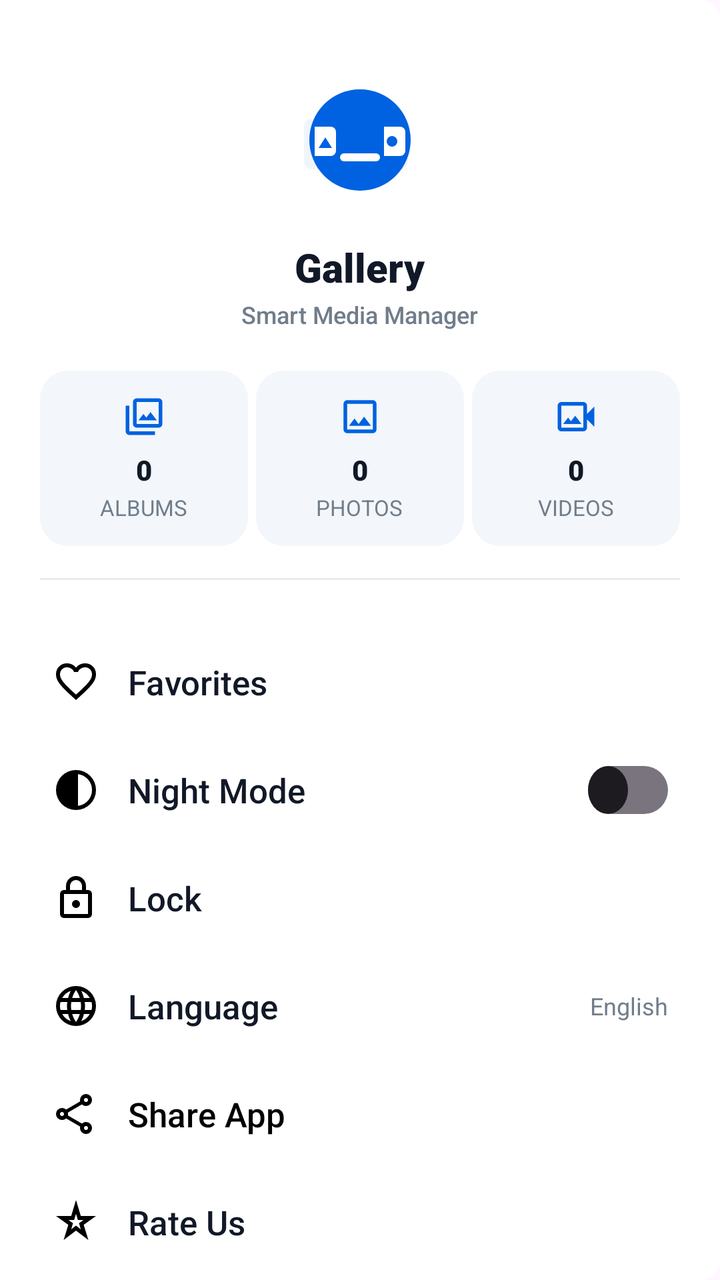
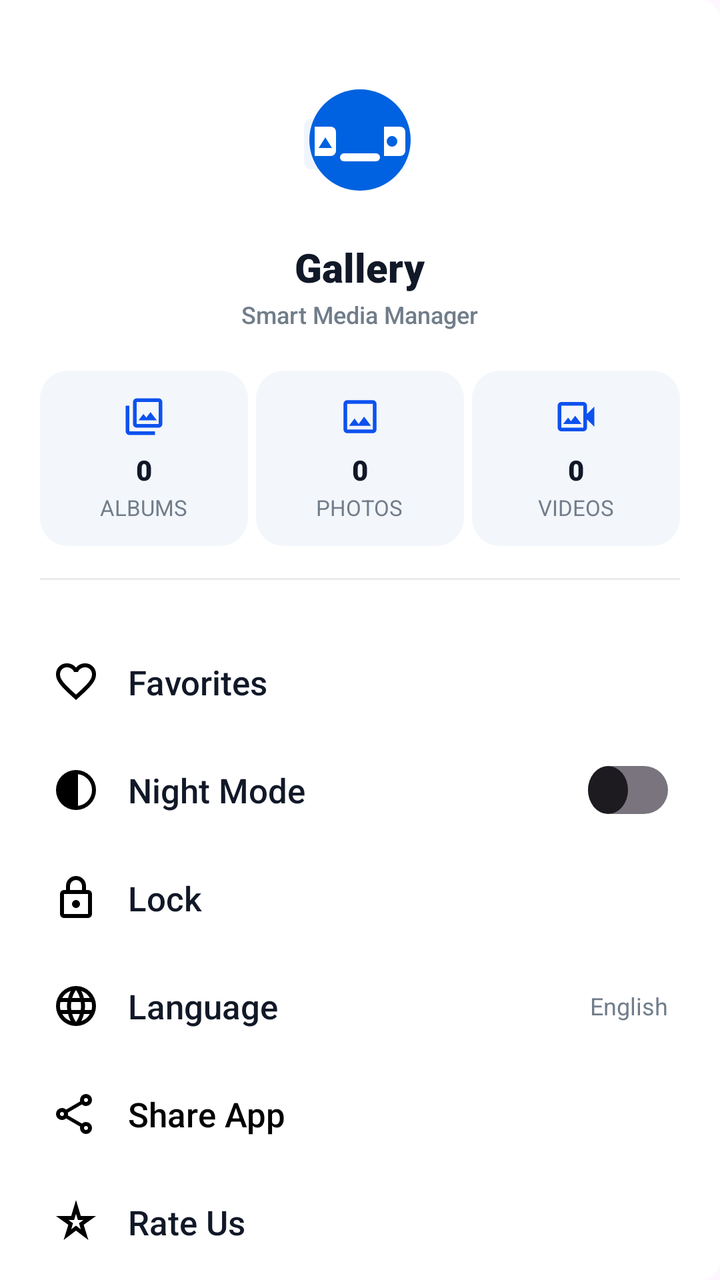

The first picture is an Android layout as it rendered before a commit; the second is the same layout after the commit. The layout source and the unified diff follow.
<!-- AndroidManifest.xml: application theme Theme.GalleryApp -->
<!-- res/layout/dialog_side_menu.xml -->
<androidx.core.widget.NestedScrollView xmlns:android="http://schemas.android.com/apk/res/android"
    xmlns:app="http://schemas.android.com/apk/res-auto"
    android:layout_width="match_parent"
    android:layout_height="match_parent"
    android:background="@drawable/bg_side_drawer_rounded"
    android:fillViewport="true"
    android:fitsSystemWindows="true"
    android:overScrollMode="never">

    <LinearLayout
        android:layout_width="match_parent"
        android:layout_height="wrap_content"
        android:orientation="vertical"
        android:paddingHorizontal="20dp"
        android:paddingTop="30dp"
        android:paddingBottom="30dp">

        <LinearLayout
            android:layout_width="match_parent"
            android:layout_height="wrap_content"
            android:gravity="center"
            android:orientation="vertical">

            <ImageView
                android:layout_width="80dp"
                android:layout_height="80dp"
                android:src="@drawable/ic_lumina_logo" />

            <TextView
                android:layout_width="wrap_content"
                android:layout_height="wrap_content"
                android:layout_marginTop="10dp"
                android:fontFamily="sans-serif-black"
                android:text="@string/app_name"
                android:textColor="@color/lumina_text_title"
                android:textSize="20sp"
                android:textStyle="bold" />

            <TextView
                android:layout_width="wrap_content"
                android:layout_height="wrap_content"
                android:layout_marginTop="2dp"
                android:fontFamily="sans-serif-medium"
                android:text="@string/smart_media_manager"
                android:textColor="@color/lumina_text_secondary"
                android:textSize="12sp" />

        </LinearLayout>

        <LinearLayout
            android:id="@+id/itemcount"
            android:layout_width="match_parent"
            android:layout_height="wrap_content"
            android:layout_marginTop="20dp"
            android:orientation="horizontal"
            android:weightSum="3">

            <LinearLayout
                android:id="@+id/menuCardAlbums"
                android:layout_width="0dp"
                android:layout_height="wrap_content"
                android:layout_marginEnd="4dp"
                android:layout_weight="1"
                android:background="@drawable/bg_drawer_stat_card"
                android:gravity="center"
                android:orientation="vertical"
                android:paddingHorizontal="4dp"
                android:paddingVertical="12dp">

                <ImageView
                    android:layout_width="22dp"
                    android:layout_height="22dp"
                    android:src="@drawable/albums"
                    app:tint="@color/lumina_primary" />

                <TextView
                    android:id="@+id/tvDrawerAlbumCount"
                    android:layout_width="wrap_content"
                    android:layout_height="wrap_content"
                    android:layout_marginTop="6dp"
                    android:fontFamily="sans-serif-black"
                    android:text="0"
                    android:textColor="@color/lumina_text_title"
                    android:textSize="14sp"
                    android:textStyle="bold" />

                <TextView
                    android:layout_width="wrap_content"
                    android:layout_height="wrap_content"
                    android:layout_marginTop="2dp"
                    android:fontFamily="sans-serif"
                    android:text="@string/albums"
                    android:textColor="@color/lumina_text_secondary"
                    android:textSize="11sp" />

            </LinearLayout>

            <LinearLayout
                android:id="@+id/menuCardPhotos"
                android:layout_width="0dp"
                android:layout_height="wrap_content"
                android:layout_marginEnd="4dp"
                android:layout_weight="1"
                android:background="@drawable/bg_drawer_stat_card"
                android:gravity="center"
                android:orientation="vertical"
                android:paddingHorizontal="4dp"
                android:paddingVertical="12dp">

                <ImageView
                    android:layout_width="22dp"
                    android:layout_height="22dp"
                    android:src="@drawable/photo"
                    app:tint="@color/lumina_primary" />

                <TextView
                    android:id="@+id/tvDrawerPhotoCount"
                    android:layout_width="wrap_content"
                    android:layout_height="wrap_content"
                    android:layout_marginTop="6dp"
                    android:fontFamily="sans-serif-black"
                    android:text="0"
                    android:textColor="@color/lumina_text_title"
                    android:textSize="14sp"
                    android:textStyle="bold" />

                <TextView
                    android:layout_width="wrap_content"
                    android:layout_height="wrap_content"
                    android:layout_marginTop="2dp"
                    android:fontFamily="sans-serif"
                    android:text="@string/photos"
                    android:textColor="@color/lumina_text_secondary"
                    android:textSize="11sp" />

            </LinearLayout>

            <LinearLayout
                android:id="@+id/menuCardVideos"
                android:layout_width="0dp"
                android:layout_height="wrap_content"
                android:layout_weight="1"
                android:background="@drawable/bg_drawer_stat_card"
                android:gravity="center"
                android:orientation="vertical"
                android:paddingHorizontal="4dp"
                android:paddingVertical="12dp">

                <ImageView
                    android:layout_width="22dp"
                    android:layout_height="22dp"
                    android:src="@drawable/video"
                    app:tint="@color/lumina_primary" />

                <TextView
                    android:id="@+id/tvDrawerVideoCount"
                    android:layout_width="wrap_content"
                    android:layout_height="wrap_content"
                    android:layout_marginTop="6dp"
                    android:fontFamily="sans-serif-black"
                    android:text="0"
                    android:textColor="@color/lumina_text_title"
                    android:textSize="14sp"
                    android:textStyle="bold" />

                <TextView
                    android:layout_width="wrap_content"
                    android:layout_height="wrap_content"
                    android:layout_marginTop="2dp"
                    android:fontFamily="sans-serif"
                    android:text="@string/videos"
                    android:textColor="@color/lumina_text_secondary"
                    android:textSize="11sp" />

            </LinearLayout>
        </LinearLayout>

        <LinearLayout
            android:id="@+id/cardStorageOverview"
            android:layout_width="match_parent"
            android:layout_height="wrap_content"
            android:layout_marginTop="12dp"
            android:background="@drawable/bg_drawer_stat_card"
            android:orientation="vertical"
            android:padding="12dp"
            android:visibility="gone">

            <LinearLayout
                android:layout_width="match_parent"
                android:layout_height="wrap_content"
                android:gravity="center_vertical"
                android:orientation="horizontal">

                <ImageView
                    android:layout_width="18dp"
                    android:layout_height="18dp"
                    android:src="@drawable/theme"
                    app:tint="@color/lumina_primary" />

                <TextView
                    android:layout_width="0dp"
                    android:layout_height="wrap_content"
                    android:layout_marginStart="8dp"
                    android:layout_weight="1"
                    android:fontFamily="sans-serif-bold"
                    android:text="@string/media_storage"
                    android:textColor="@color/lumina_text_title"
                    android:textSize="13sp"
                    android:textStyle="bold" />

                <TextView
                    android:id="@+id/tvDrawerTotalStorageSize"
                    android:layout_width="wrap_content"
                    android:layout_height="wrap_content"
                    android:fontFamily="sans-serif-black"
                    android:text="0 B"
                    android:textColor="@color/lumina_primary"
                    android:textSize="13sp"
                    android:textStyle="bold" />

            </LinearLayout>

            <TextView
                android:id="@+id/tvDrawerTotalItemCount"
                android:layout_width="match_parent"
                android:layout_height="wrap_content"
                android:layout_marginTop="4dp"
                android:fontFamily="sans-serif"
                android:text="0 Total Media Items"
                android:textColor="@color/lumina_text_secondary"
                android:textSize="11sp" />

        </LinearLayout>

        <View
            android:layout_width="match_parent"
            android:layout_height="1dp"
            android:layout_marginVertical="16dp"
            android:background="#EAEAEA" />

        <LinearLayout
            android:layout_width="match_parent"
            android:layout_height="wrap_content"
            android:orientation="vertical"
            android:paddingVertical="8dp">

            <LinearLayout
                android:id="@+id/menuItemFavorites"
                android:layout_width="match_parent"
                android:layout_height="46dp"
                android:layout_marginTop="4dp"
                android:layout_marginBottom="4dp"
                android:background="?attr/selectableItemBackground"
                android:gravity="center_vertical"
                android:orientation="horizontal"
                android:paddingHorizontal="6dp">

                <ImageView
                    android:layout_width="24dp"
                    android:layout_height="24dp"
                    android:src="@drawable/favorite"
                    app:tint="@color/black" />

                <TextView
                    android:layout_width="0dp"
                    android:layout_height="wrap_content"
                    android:layout_marginStart="14dp"
                    android:layout_weight="1"
                    android:fontFamily="sans-serif-medium"
                    android:text="@string/favorites"
                    android:textColor="@color/lumina_text_title"
                    android:textSize="17sp" />

            </LinearLayout>

            <LinearLayout
                android:id="@+id/menuItemNightMode"
                android:layout_width="match_parent"
                android:layout_height="46dp"
                android:layout_marginTop="4dp"
                android:layout_marginBottom="4dp"
                android:background="?attr/selectableItemBackground"
                android:gravity="center_vertical"
                android:orientation="horizontal"
                android:paddingHorizontal="6dp">


                <ImageView
                    android:layout_width="24dp"
                    android:layout_height="24dp"
                    android:src="@drawable/theme"
                    app:tint="@color/black" />

                <TextView
                    android:layout_width="0dp"
                    android:layout_height="wrap_content"
                    android:layout_marginStart="14dp"
                    android:layout_weight="1"
                    android:fontFamily="sans-serif-medium"
                    android:text="@string/night_mode"
                    android:textColor="@color/lumina_text_title"
                    android:textSize="17sp" />

                <androidx.appcompat.widget.SwitchCompat
                    android:id="@+id/switchNightMode"
                    android:layout_width="wrap_content"
                    android:layout_height="wrap_content"
                    android:background="@null"
                    android:thumb="@drawable/custom_switch_thumb"
                    app:showText="false"
                    app:track="@drawable/custom_switch_track" />
            </LinearLayout>

            <LinearLayout
                android:id="@+id/menuItemLock"
                android:layout_width="match_parent"
                android:layout_height="46dp"
                android:layout_marginTop="4dp"
                android:layout_marginBottom="4dp"
                android:background="?attr/selectableItemBackground"
                android:gravity="center_vertical"
                android:orientation="horizontal"
                android:paddingHorizontal="6dp">


                <ImageView
                    android:layout_width="24dp"
                    android:layout_height="24dp"
                    android:src="@drawable/lock"
                    app:tint="@color/black" />

                <TextView
                    android:layout_width="0dp"
                    android:layout_height="wrap_content"
                    android:layout_marginStart="14dp"
                    android:layout_weight="1"
                    android:fontFamily="sans-serif-medium"
                    android:text="@string/lock"
                    android:textColor="@color/lumina_text_title"
                    android:textSize="17sp" />

            </LinearLayout>

            <LinearLayout
                android:id="@+id/menuItemLanguage"
                android:layout_width="match_parent"
                android:layout_height="46dp"
                android:layout_marginTop="4dp"
                android:layout_marginBottom="4dp"
                android:background="?attr/selectableItemBackground"
                android:gravity="center_vertical"
                android:orientation="horizontal"
                android:paddingHorizontal="6dp">

                <ImageView
                    android:layout_width="24dp"
                    android:layout_height="24dp"
                    android:src="@drawable/language"
                    app:tint="@color/black" />

                <TextView
                    android:layout_width="0dp"
                    android:layout_height="wrap_content"
                    android:layout_marginStart="14dp"
                    android:layout_weight="1"
                    android:fontFamily="sans-serif-medium"
                    android:text="@string/language"
                    android:textColor="@color/lumina_text_title"
                    android:textSize="17sp" />

                <TextView
                    android:id="@+id/tvCurrentLanguage"
                    android:layout_width="wrap_content"
                    android:layout_height="wrap_content"
                    android:fontFamily="sans-serif"
                    android:text="English"
                    android:textColor="@color/lumina_text_secondary"
                    android:textSize="12sp" />

            </LinearLayout>

            <LinearLayout
                android:id="@+id/menuItemShareApp"
                android:layout_width="match_parent"
                android:layout_height="46dp"
                android:layout_marginTop="4dp"
                android:layout_marginBottom="4dp"
                android:background="?attr/selectableItemBackground"
                android:gravity="center_vertical"
                android:orientation="horizontal"
                android:paddingHorizontal="6dp">


                <ImageView
                    android:layout_width="24dp"
                    android:layout_height="24dp"
                    android:src="@drawable/share"
                    app:tint="@color/black" />

                <TextView
                    android:layout_width="0dp"
                    android:layout_height="wrap_content"
                    android:layout_marginStart="14dp"
                    android:layout_weight="1"
                    android:fontFamily="sans-serif-medium"
                    android:text="@string/share_app"
                    android:textColor="@color/black"
                    android:textSize="17sp" />

            </LinearLayout>

            <LinearLayout
                android:id="@+id/menuItemRateUs"
                android:layout_width="match_parent"
                android:layout_height="46dp"
                android:layout_marginTop="4dp"
                android:layout_marginBottom="4dp"
                android:background="?attr/selectableItemBackground"
                android:gravity="center_vertical"
                android:orientation="horizontal"
                android:paddingHorizontal="6dp">


                <ImageView
                    android:layout_width="24dp"
                    android:layout_height="24dp"
                    android:src="@drawable/rateus"
                    app:tint="@color/black" />

                <TextView
                    android:layout_width="0dp"
                    android:layout_height="wrap_content"
                    android:layout_marginStart="14dp"
                    android:layout_weight="1"
                    android:fontFamily="sans-serif-medium"
                    android:text="@string/rate_us"
                    android:textColor="@color/lumina_text_title"
                    android:textSize="17sp" />

            </LinearLayout>

            <LinearLayout
                android:id="@+id/menuItemPrivacyPolicy"
                android:layout_width="match_parent"
                android:layout_height="46dp"
                android:layout_marginTop="4dp"
                android:layout_marginBottom="4dp"
                android:background="?attr/selectableItemBackground"
                android:gravity="center_vertical"
                android:orientation="horizontal"
                android:paddingHorizontal="6dp">


                <ImageView
                    android:layout_width="24dp"
                    android:layout_height="24dp"
                    android:src="@drawable/lock"
                    app:tint="@color/black" />

                <TextView
                    android:layout_width="0dp"
                    android:layout_height="wrap_content"
                    android:layout_marginStart="14dp"
                    android:layout_weight="1"
                    android:fontFamily="sans-serif-medium"
                    android:text="@string/privacy_policy"
                    android:textColor="@color/lumina_text_title"
                    android:textSize="17sp" />

            </LinearLayout>

            <LinearLayout
                android:id="@+id/menuItemSettings"
                android:layout_width="match_parent"
                android:layout_height="46dp"
                android:layout_marginTop="4dp"
                android:layout_marginBottom="4dp"
                android:background="?attr/selectableItemBackground"
                android:gravity="center_vertical"
                android:orientation="horizontal"
                android:paddingHorizontal="6dp"
                android:visibility="gone">


                <ImageView
                    android:layout_width="24dp"
                    android:layout_height="24dp"
                    android:src="@drawable/setting"
                    app:tint="@color/black" />

                <TextView
                    android:layout_width="0dp"
                    android:layout_height="wrap_content"
                    android:layout_marginStart="14dp"
                    android:layout_weight="1"
                    android:fontFamily="sans-serif-medium"
                    android:text="@string/settings"
                    android:textColor="@color/lumina_text_title"
                    android:textSize="17sp" />

            </LinearLayout>

        </LinearLayout>
    </LinearLayout>
</androidx.core.widget.NestedScrollView>
<!-- resources referenced by this layout -->
<resources>
  <color name="black">#FF000000</color>
  <color name="lumina_primary">#0062E0</color>
  <color name="lumina_text_secondary">#717D8A</color>
  <color name="lumina_text_title">#111827</color>
  <!-- drawable bg_drawer_stat_card (drawable) -->
  <?xml version="1.0" encoding="utf-8"?>
  <shape xmlns:android="http://schemas.android.com/apk/res/android"
      android:shape="rectangle">
      <solid android:color="#F3F6FA" />
      <corners android:radius="14dp" />
  </shape>
  <!-- drawable bg_side_drawer_rounded (drawable) -->
  <?xml version="1.0" encoding="utf-8"?>
  <shape xmlns:android="http://schemas.android.com/apk/res/android"
      android:shape="rectangle">
      <solid android:color="@color/white" />
      <corners
          android:topRightRadius="10dp"
          android:bottomRightRadius="10dp"
          android:topLeftRadius="0dp"
          android:bottomLeftRadius="0dp" />
  </shape>
  <!-- drawable photo (drawable) -->
  <vector xmlns:android="http://schemas.android.com/apk/res/android"
      android:width="24dp"
      android:height="24dp"
      android:viewportWidth="960"
      android:viewportHeight="960">
    <path
        android:pathData="M200,840q-33,0 -56.5,-23.5T120,760v-560q0,-33 23.5,-56.5T200,120h560q33,0 56.5,23.5T840,200v560q0,33 -23.5,56.5T760,840L200,840ZM200,760h560v-560L200,200v560ZM240,680h480L570,480 450,640l-90,-120 -120,160ZM200,760v-560,560Z"
        android:fillColor="#000000"/>
  </vector>
  <!-- drawable rateus (drawable) -->
  <?xml version="1.0" encoding="utf-8"?>
  <vector xmlns:android="http://schemas.android.com/apk/res/android"
      android:height="24dp"
      android:width="24dp"
      android:viewportWidth="960"
      android:viewportHeight="960">
      <path
          android:fillColor="#000000"
          android:pathData="m384,626 l96,-74 96,74 -36,-122 90,-64L518,440l-38,-124 -38,124L330,440l90,64 -36,122ZM233,840l93,-304L80,360h304l96,-320 96,320h304L634,536l93,304 -247,-188 -247,188ZM480,471Z"/>
  </vector>
  <!-- drawable video (drawable) -->
  <vector xmlns:android="http://schemas.android.com/apk/res/android"
      android:width="24dp"
      android:height="24dp"
      android:viewportWidth="960"
      android:viewportHeight="960">
    <path
        android:pathData="M200,640h400L462,460l-92,120 -62,-80 -108,140ZM160,800q-33,0 -56.5,-23.5T80,720v-480q0,-33 23.5,-56.5T160,160h480q33,0 56.5,23.5T720,240v180l160,-160v440L720,540v180q0,33 -23.5,56.5T640,800L160,800ZM160,720h480v-480L160,240v480ZM160,720v-480,480Z"
        android:fillColor="#000000"/>
  </vector>
  <string name="albums">ALBUMS</string>
  <string name="app_name">Gallery</string>
  <string name="favorites">Favorites</string>
  <string name="language">Language</string>
  <string name="lock">Lock</string>
  <string name="media_storage">Media Storage</string>
  <string name="night_mode">Night Mode</string>
  <string name="photos">PHOTOS</string>
  <string name="privacy_policy">Privacy Policy</string>
  <string name="rate_us">Rate Us</string>
  <string name="settings">Settings</string>
  <string name="share_app">Share App</string>
  <string name="smart_media_manager">Smart Media Manager</string>
  <string name="videos">VIDEOS</string>
  <style name="Theme.GalleryApp" parent="Base.Theme.GalleryApp" />
  <color name="white">#FFFFFFFF</color>
  <color name="switch_track_on">@color/lumina_primary</color>
  <color name="switch_track_off">#D1D1D6</color>
  <style name="Base.Theme.GalleryApp" parent="Theme.Material3.DayNight.NoActionBar">
          <item name="colorPrimary">@color/lumina_primary</item>
          <item name="colorControlActivated">@color/lumina_primary</item>
      </style>
  <!-- unchanged entries left out for length: 10 -->
</resources>

<!-- the commit's change to res/layout/dialog_side_menu.xml (unified diff, before → after) -->
@@ -71,7 +71,7 @@
                     android:layout_width="22dp"
                     android:layout_height="22dp"
                     android:src="@drawable/albums"
-                    app:tint="@color/lumina_primary" />
+                    app:tint="@color/accent_main" />
 
                 <TextView
                     android:id="@+id/tvDrawerAlbumCount"
@@ -111,7 +111,7 @@
                     android:layout_width="22dp"
                     android:layout_height="22dp"
                     android:src="@drawable/photo"
-                    app:tint="@color/lumina_primary" />
+                    app:tint="@color/accent_main" />
 
                 <TextView
                     android:id="@+id/tvDrawerPhotoCount"
@@ -150,7 +150,7 @@
                     android:layout_width="22dp"
                     android:layout_height="22dp"
                     android:src="@drawable/video"
-                    app:tint="@color/lumina_primary" />
+                    app:tint="@color/accent_main" />
 
                 <TextView
                     android:id="@+id/tvDrawerVideoCount"
<!-- resource entries referenced after the edit -->
@@ -1,5 +1,6 @@
 <!-- resources referenced by this layout -->
 <resources>
+  <color name="accent_main">#0d51ef</color>
   <color name="black">#FF000000</color>
   <color name="lumina_primary">#0062E0</color>
   <color name="lumina_text_secondary">#717D8A</color>
